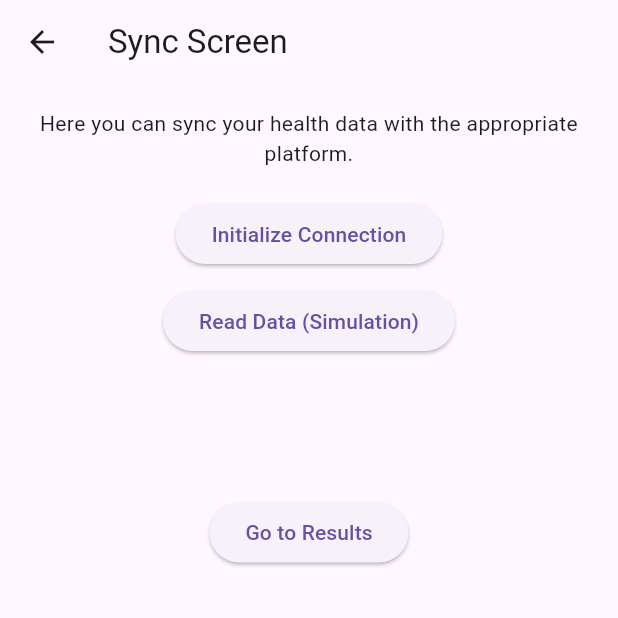
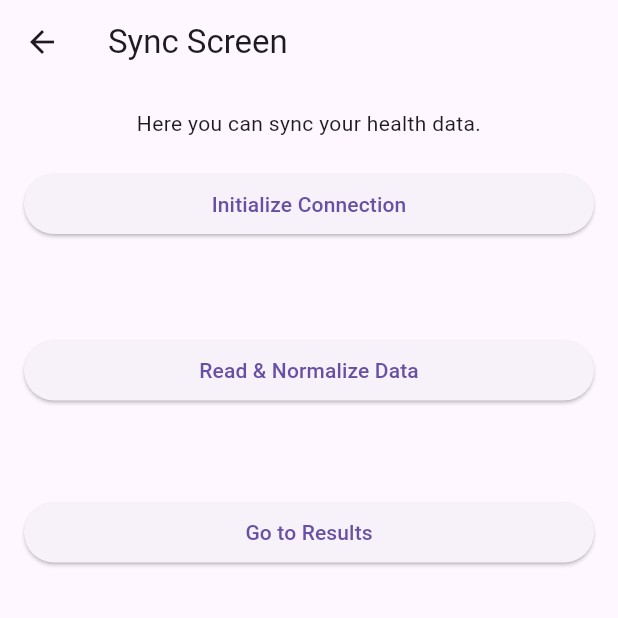
Before and after one commit to JesusDeventic/FitcronIntegrations, a Flutter app: the SyncScreen screen opened by its route, on a phone screen of 412 x 824 dp, the top half of it. Run offline on Flutter 3.47's test engine with Material 3 defaults, Android fonts, the light colour scheme and no system bars.

Commit message:
phase 7: implement data normalization with DailyHealthData model, and HealthNormalizeService, and display normalized health data (today + last 7 days) in sync sceen

```diff
--- /dev/null
+++ b/lib/models/daily_health_data.dart
@@ -0,0 +1,53 @@
+// daily_health_data.dart
+// ======================
+//
+// Modelo para representar los datos diarios de salud de un usuario.
+//
+// OBJETIVO (Fase 7):
+// - Unificar todos los datos de salud diarios en un formato consistente
+// - Facilitar la normalización de datos desde Android/iOS simulados
+// - Preparar para futuras exportaciones o integraciones reales
+//
+// CADA OBJETO REPRESENTA UN DÍA CON CAMPOS ESTÁNDAR
+
+class DailyHealthData {
+  final String date; // Fecha del registro, formato yyyy-MM-dd
+  final int steps; // Pasos diarios
+  final double distanceKm; // Distancia recorrida en km
+  final int calories; // Calorías consumidas/activas
+  final double sleepHours; // Horas de sueño
+  final int heartRate; // Frecuencia cardíaca promedio
+
+  DailyHealthData({
+    required this.date,
+    required this.steps,
+    required this.distanceKm,
+    required this.calories,
+    required this.sleepHours,
+    required this.heartRate,
+  });
+
+  // Convierte el objeto a Map<String, dynamic> para exportación/JSON
+  Map<String, dynamic> toMap() {
+    return {
+      'date': date,
+      'steps': steps,
+      'distance_km': distanceKm,
+      'calories': calories,
+      'sleep_hours': sleepHours,
+      'heart_rate': heartRate,
+    };
+  }
+
+  // Constructor desde Map, útil para normalizar datos
+  factory DailyHealthData.fromMap(Map<String, dynamic> map) {
+    return DailyHealthData(
+      date: map['date'] ?? '',
+      steps: map['steps'] ?? 0,
+      distanceKm: (map['distance_km'] ?? 0).toDouble(),
+      calories: map['calories'] ?? 0,
+      sleepHours: (map['sleep_hours'] ?? 0).toDouble(),
+      heartRate: map['heart_rate'] ?? 0,
+    );
+  }
+}
--- a/lib/screens/sync_screen.dart
+++ b/lib/screens/sync_screen.dart
@@ -1,27 +1,23 @@
 // sync_screen.dart
 // ======================
 //
-// Pantalla de sincronización
+// Pantalla de sincronización (Fase 7)
 //
-// OBJETIVO (Fase 6):
-// Mostrar datos simulados de salud (hoy + últimos 7 días)
-// usando HealthReadService para probar lectura antes de integrar APIs reales.
+// OBJETIVO:
+// - Leer datos simulados
+// - Normalizarlos
+// - Mostrar datos de hoy y últimos 7 días
 //
-// IMPORTANTE:
-// - No se usan cards ni UI final
-// - Solo mostramos los datos en texto organizado
-// - Permisos y conexión simulada como en Fase 5
-//
-// FUTURO:
-// - Presentación en ResultScreen con cards y gráficos
-// - Lectura real desde Health Connect / Apple Health
+// MEJORAS:
+// - Botones centrados y con ancho completo
+// - UI más limpia y consistente
 
 import 'package:flutter/material.dart';
 import '../services/permission_service.dart';
 import '../services/platform_service.dart';
 import '../services/health_read_service.dart';
-import '../providers/app_state_provider.dart';
-import 'package:provider/provider.dart';
+import '../services/health_normalize_service.dart';
+import '../models/daily_health_data.dart';
 
 class SyncScreen extends StatefulWidget {
   const SyncScreen({super.key});
@@ -31,23 +27,21 @@ class SyncScreen extends StatefulWidget {
 }
 
 class _SyncScreenState extends State<SyncScreen> {
-  // Estado de conexión simulada
+  String statusMessage = "";
   bool isConnected = false;
 
-  // Mensaje de estado general
-  String statusMessage = "";
+  List<DailyHealthData> normalizedData = [];
+  DailyHealthData? todayData;
 
-  // Datos simulados leídos
-  Map<String, dynamic>? healthData;
-
-  /// Inicializa la conexión simulada
+  /// Inicializa conexión simulada
   void initializeConnection() {
     final permissionStatus = PermissionService.getStatus();
+
     if (permissionStatus != PermissionStatus.granted) {
       setState(() {
         isConnected = false;
         statusMessage =
-            "You don't have permission to access health data.\nPlease enable permissions on the Permissions screen.";
+            "You don't have permission to access health data.\nPlease enable permissions.";
       });
       return;
     }
@@ -65,12 +59,12 @@ class _SyncScreenState extends State<SyncScreen> {
     });
   }
 
-  /// Lee los datos simulados desde HealthReadService
-  Future<void> readHealthData() async {
+  /// Lee datos simulados y normaliza
+  Future<void> readAndNormalizeData() async {
     if (!isConnected) {
       setState(() {
         statusMessage =
-            "Cannot read data without connection.\nEnable permissions and connect first.";
+            "Cannot read data without connection.\nEnable permissions first.";
       });
       return;
     }
@@ -79,54 +73,29 @@ class _SyncScreenState extends State<SyncScreen> {
       statusMessage = "Reading data...";
     });
 
-    final data = await HealthReadService.readLast7Days();
+    final rawData = await HealthReadService.readLast7Days();
+    final normalized = HealthNormalizeService.normalize(rawData);
+
+    final today = DateTime.now();
+    final todayString =
+        "${today.year}-${today.month.toString().padLeft(2, '0')}-${today.day.toString().padLeft(2, '0')}";
+
+    DailyHealthData? todayEntry;
+    List<DailyHealthData> last7Days = [];
+
+    for (var data in normalized) {
+      if (data.date == todayString) {
+        todayEntry = data;
+      } else {
+        last7Days.add(data);
+      }
+    }
 
     setState(() {
-      healthData = data;
-      statusMessage = "Data read successfully";
+      todayData = todayEntry;
+      normalizedData = last7Days;
+      statusMessage = "Data read and normalized successfully.";
     });
-
-    // Actualizamos el estado global (opcional)
-    final appState = Provider.of<AppStateProvider>(context, listen: false);
-    appState.updateSteps(data['steps'].last); // pasos de hoy
-  }
-
-  /// Genera una fila de texto para mostrar datos de hoy
-  Widget buildTodayData() {
-    if (healthData == null) return const SizedBox();
-    return Column(
-      crossAxisAlignment: CrossAxisAlignment.start,
-      children: [
-        const Text(
-          "📌 Today's Data:",
-          style: TextStyle(fontWeight: FontWeight.bold),
-        ),
-        Text("Steps: ${healthData!['steps'].last}"),
-        Text("Distance (km): ${healthData!['distance_km'].last}"),
-        Text("Calories: ${healthData!['calories'].last}"),
-        Text("Sleep hours: ${healthData!['sleep_hours'].last}"),
-        Text("Heart rate: ${healthData!['heart_rate'].last}"),
-      ],
-    );
-  }
-
-  /// Genera texto para los últimos 7 días
-  Widget buildLast7DaysData() {
-    if (healthData == null) return const SizedBox();
-    return Column(
-      crossAxisAlignment: CrossAxisAlignment.start,
-      children: [
-        const SizedBox(height: 20),
-        const Text(
-          "📌 Last 7 Days:",
-          style: TextStyle(fontWeight: FontWeight.bold),
-        ),
-        for (int i = 0; i < 7; i++)
-          Text(
-            "Day ${i + 1}: Steps=${healthData!['steps'][i]}, Distance=${healthData!['distance_km'][i]}km, Calories=${healthData!['calories'][i]}, Sleep=${healthData!['sleep_hours'][i]}h, HR=${healthData!['heart_rate'][i]}",
-          ),
-      ],
-    );
   }
 
   @override
@@ -137,31 +106,26 @@ class _SyncScreenState extends State<SyncScreen> {
         padding: const EdgeInsets.all(16),
         child: SingleChildScrollView(
           child: Column(
-            crossAxisAlignment: CrossAxisAlignment.center,
             children: [
               const Text(
-                "Here you can sync your health data with the appropriate platform.",
+                "Here you can sync your health data.",
                 textAlign: TextAlign.center,
-              ),
-              const SizedBox(height: 20),
-
-              // Botón inicializar conexión
-              ElevatedButton(
-                onPressed: initializeConnection,
-                child: const Text('Initialize Connection'),
-              ),
-
-              const SizedBox(height: 10),
-
-              // Botón leer datos
-              ElevatedButton(
-                onPressed: readHealthData,
-                child: const Text('Read Data (Simulation)'),
               ),
 
               const SizedBox(height: 20),
 
-              // Mensaje de estado
+              // 🔹 Botón conexión
+              SizedBox(
+                width: double.infinity,
+                child: ElevatedButton(
+                  onPressed: initializeConnection,
+                  child: const Text('Initialize Connection'),
+                ),
+              ),
+
+              const SizedBox(height: 20),
+
+              // 🔹 Mensaje de estado
               Text(
                 statusMessage,
                 style: TextStyle(
@@ -173,20 +137,52 @@ class _SyncScreenState extends State<SyncScreen> {
 
               const SizedBox(height: 20),
 
-              // Mostrar datos de hoy
-              buildTodayData(),
-
-              // Mostrar datos últimos 7 días
-              buildLast7DaysData(),
+              // 🔹 Botón leer datos
+              SizedBox(
+                width: double.infinity,
+                child: ElevatedButton(
+                  onPressed: readAndNormalizeData,
+                  child: const Text('Read & Normalize Data'),
+                ),
+              ),
 
               const SizedBox(height: 30),
 
-              // Navegación a resultados
-              ElevatedButton(
-                onPressed: () {
-                  Navigator.pushNamed(context, '/results');
-                },
-                child: const Text('Go to Results'),
+              // 📌 Datos de hoy
+              if (todayData != null) ...[
+                const Text(
+                  "📌 Today",
+                  style: TextStyle(fontWeight: FontWeight.bold),
+                ),
+                Text(
+                  "Steps: ${todayData!.steps}, Distance: ${todayData!.distanceKm} km, Calories: ${todayData!.calories}, Sleep: ${todayData!.sleepHours} h, Heart Rate: ${todayData!.heartRate} bpm",
+                ),
+                const SizedBox(height: 20),
+              ],
+
+              // 📅 Últimos 7 días
+              if (normalizedData.isNotEmpty) ...[
+                const Text(
+                  "📅 Last 7 days",
+                  style: TextStyle(fontWeight: FontWeight.bold),
+                ),
+                for (var data in normalizedData)
+                  Text(
+                    "${data.date} → Steps: ${data.steps}, Distance: ${data.distanceKm} km, Calories: ${data.calories}, Sleep: ${data.sleepHours} h, Heart Rate: ${data.heartRate} bpm",
+                  ),
+              ],
+
+              const SizedBox(height: 30),
+
+              // 🔹 Botón navegación
+              SizedBox(
+                width: double.infinity,
+                child: ElevatedButton(
+                  onPressed: () {
+                    Navigator.pushNamed(context, '/results');
+                  },
+                  child: const Text('Go to Results'),
+                ),
               ),
             ],
           ),
```
Also changed, not shown: lib/services/health_normalize_service.dart (added, +78 -0 lines), 1 other file.
